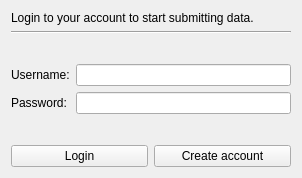
The window that login_dialog.ui (Setti7/SVFB-GUI) describes before a commit, drawn with Qt 5.
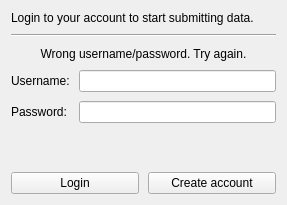
The same window after the commit.

Commit message: Criado verificação de login no startup

```diff
--- a/login_dialog.ui
+++ b/login_dialog.ui
@@ -6,16 +6,31 @@
    <rect>
     <x>0</x>
     <y>0</y>
-    <width>302</width>
-    <height>178</height>
+    <width>287</width>
+    <height>205</height>
    </rect>
   </property>
+  <property name="minimumSize">
+   <size>
+    <width>287</width>
+    <height>205</height>
+   </size>
+  </property>
+  <property name="maximumSize">
+   <size>
+    <width>287</width>
+    <height>205</height>
+   </size>
+  </property>
   <property name="windowTitle">
    <string>Login</string>
   </property>
   <layout class="QVBoxLayout" name="verticalLayout_2">
    <item>
     <layout class="QVBoxLayout" name="verticalLayout">
+     <property name="spacing">
+      <number>9</number>
+     </property>
      <item>
       <widget class="QLabel" name="label">
        <property name="text">
@@ -31,17 +46,29 @@
       </widget>
      </item>
      <item>
-      <spacer name="verticalSpacer">
-       <property name="orientation">
-        <enum>Qt::Vertical</enum>
+      <widget class="QLabel" name="errorLabel">
+       <property name="sizePolicy">
+        <sizepolicy hsizetype="Expanding" vsizetype="Expanding">
+         <horstretch>0</horstretch>
+         <verstretch>0</verstretch>
+        </sizepolicy>
        </property>
-       <property name="sizeHint" stdset="0">
+       <property name="minimumSize">
         <size>
-         <width>20</width>
-         <height>40</height>
+         <width>0</width>
+         <height>0</height>
         </size>
        </property>
-      </spacer>
+       <property name="text">
+        <string>Wrong username/password. Try again.</string>
+       </property>
+       <property name="alignment">
+        <set>Qt::AlignCenter</set>
+       </property>
+       <property name="margin">
+        <number>0</number>
+       </property>
+      </widget>
      </item>
      <item>
       <layout class="QFormLayout" name="formLayout">
@@ -79,6 +106,9 @@
        <property name="orientation">
         <enum>Qt::Vertical</enum>
        </property>
+       <property name="sizeType">
+        <enum>QSizePolicy::Preferred</enum>
+       </property>
        <property name="sizeHint" stdset="0">
         <size>
          <width>20</width>
```
Left out of the diff: 4 changed lines with no effect on the pictures. The commit also changes 3 other files.
